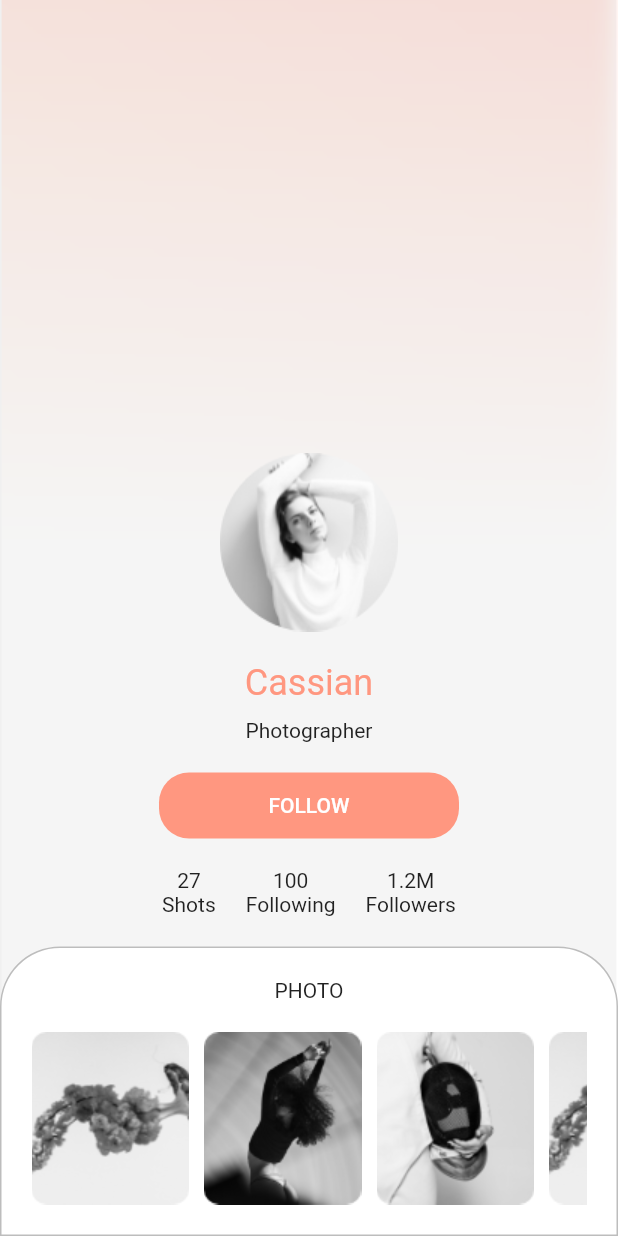
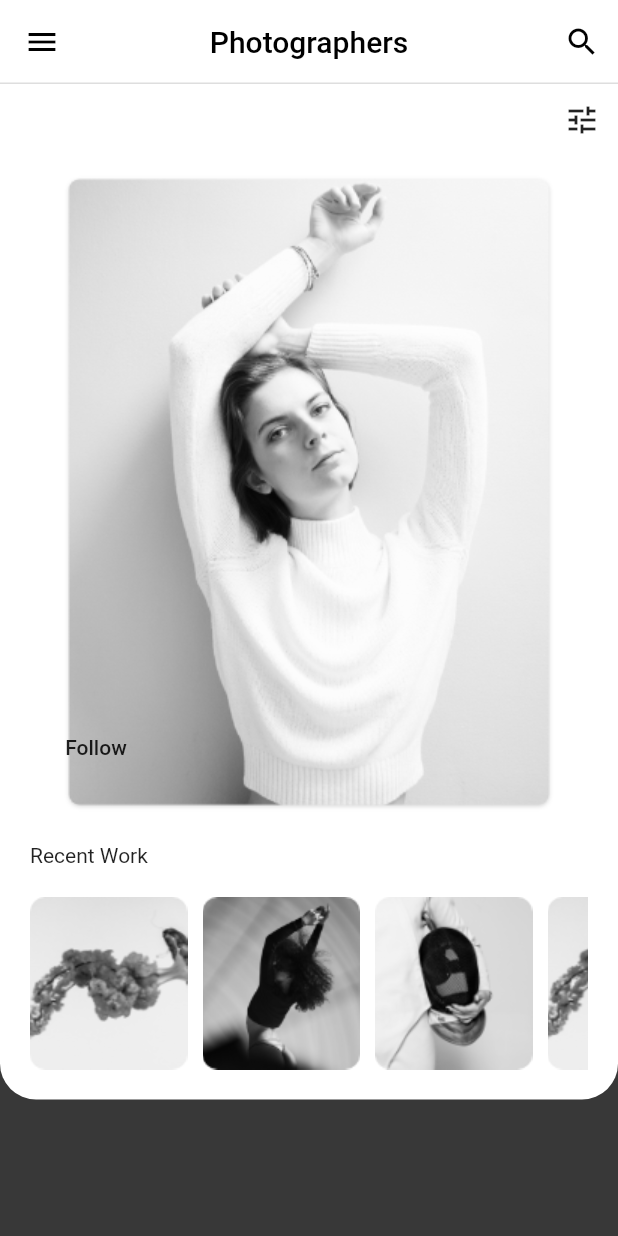
Before and after one commit to santoshanand/photographer, a Flutter app: the screen it shows after launch, on a phone screen of 412 x 824 dp. Run offline on Flutter 3.47's test engine with Material 2 defaults, Android fonts, the phone set to English and light mode, and no system bars.

Commit message:
added another page

```diff
--- a/lib/src/app.dart
+++ b/lib/src/app.dart
@@ -1,16 +1,15 @@
 import 'package:flutter/material.dart';
-import 'package:photographer/src/pages/landing.dart';
+import 'package:photographer/src/pages/home/home.dart';
 
 class App extends StatelessWidget {
   @override
   Widget build(BuildContext context) {
     return MaterialApp(
-      debugShowCheckedModeBanner: false,
-      title: 'Photographer App',
-      theme: ThemeData(
-        primarySwatch: Colors.blue,
-      ),
-      home: Landing(),
-    );
+        debugShowCheckedModeBanner: false,
+        title: 'Photographer App',
+        theme: ThemeData(
+          primarySwatch: Colors.blue,
+        ),
+        home: Home());
   }
 }
--- /dev/null
+++ b/lib/src/pages/home/home.dart
@@ -0,0 +1,107 @@
+import 'package:flutter/material.dart';
+import 'package:photographer/src/pages/landing/widgets/thumb_view.dart';
+
+class Home extends StatefulWidget {
+  Home({Key key}) : super(key: key);
+
+  _HomeState createState() => _HomeState();
+}
+
+class _HomeState extends State<Home> {
+  @override
+  Widget build(BuildContext context) {
+    return SafeArea(
+      child: Scaffold(
+        backgroundColor: Color(0xff383838),
+        appBar: AppBar(
+          backgroundColor: Colors.white,
+          iconTheme: IconThemeData(color: Colors.black),
+          shape: Border(
+            bottom: BorderSide(
+              color: Color(0xffDEDEDE),
+            ),
+          ),
+          elevation: 0,
+          leading: IconButton(
+            icon: Icon(Icons.menu),
+            onPressed: () {},
+          ),
+          title: Text(
+            'Photographers',
+            style: TextStyle(color: Colors.black),
+          ),
+          centerTitle: true,
+          actions: <Widget>[
+            IconButton(
+              icon: Icon(Icons.search),
+              onPressed: () {},
+            ),
+          ],
+        ),
+        body: Container(
+          margin: EdgeInsets.only(bottom: 90),
+          decoration: ShapeDecoration(
+            color: Colors.white,
+            shape: RoundedRectangleBorder(
+              borderRadius: BorderRadius.only(
+                bottomLeft: Radius.circular(24),
+                bottomRight: Radius.circular(24),
+              ),
+            ),
+          ),
+          child: Stack(
+            children: <Widget>[
+              Row(
+                children: <Widget>[
+                  Spacer(),
+                  IconButton(
+                    icon: Icon(Icons.tune),
+                    onPressed: () {},
+                  )
+                ],
+              ),
+              Container(
+                margin: EdgeInsets.only(top: 40),
+                padding: EdgeInsets.all(20),
+                child: SingleChildScrollView(
+                  child: Column(
+                    crossAxisAlignment: CrossAxisAlignment.start,
+                    children: <Widget>[
+                      Stack(
+                        children: <Widget>[
+                          Center(
+                            child: Image(
+                              image:
+                                  AssetImage('assets/images/common/pic1.png'),
+                            ),
+                          ),
+                          Positioned(
+                            bottom: 20,
+                            child: IntrinsicWidth(
+                              child: FlatButton(
+                                onPressed: () {},
+                                child: Text('Follow'),
+                              ),
+                            ),
+                          )
+                        ],
+                      ),
+                      SizedBox(
+                        height: 20,
+                      ),
+                      Text('Recent Work'),
+                      SizedBox(
+                        height: 20,
+                      ),
+                      ThumbView(),
+                    ],
+                  ),
+                ),
+              ),
+            ],
+          ),
+        ),
+      ),
+    );
+  }
+}
--- a/lib/src/pages/landing.dart
+++ b/lib/src/pages/landing/landing.dart
@@ -1,7 +1,7 @@
 import 'package:flutter/material.dart';
-import 'package:photographer/src/pages/widgets/follow_button.dart';
-import 'package:photographer/src/pages/widgets/photo_view.dart';
-import 'package:photographer/src/pages/widgets/stats_view.dart';
+import 'package:photographer/src/pages/landing/widgets/follow_button.dart';
+import 'package:photographer/src/pages/landing/widgets/photo_view.dart';
+import 'package:photographer/src/pages/landing/widgets/stats_view.dart';
 
 class Landing extends StatefulWidget {
   Landing({Key key}) : super(key: key);
--- a/lib/src/pages/widgets/photo_view.dart
+++ b/lib/src/pages/landing/widgets/photo_view.dart
@@ -1,5 +1,5 @@
 import 'package:flutter/material.dart';
-import 'package:photographer/src/pages/widgets/thumb_view.dart';
+import 'package:photographer/src/pages/landing/widgets/thumb_view.dart';
 
 class PhotoView extends StatelessWidget {
   const PhotoView({
```
Also changed, not shown: lib/src/pages/landing/widgets/sticky.dart (added, +45 -0 lines), assets/images/common/pic1.png (added), assets/images/icons/chat.png (added), assets/images/icons/compass.png (added), assets/images/icons/ic_filter.png (added), assets/images/icons/menu.png (added), assets/images/icons/search.png (added), assets/images/icons/user.png (added), lib/src/pages/landing/widgets/follow_button.dart (renamed from lib/src/pages/widgets/follow_button.dart), lib/src/pages/landing/widgets/stats_view.dart (renamed from lib/src/pages/widgets/stats_view.dart), lib/src/pages/landing/widgets/thumb_view.dart (renamed from lib/src/pages/widgets/thumb_view.dart).
